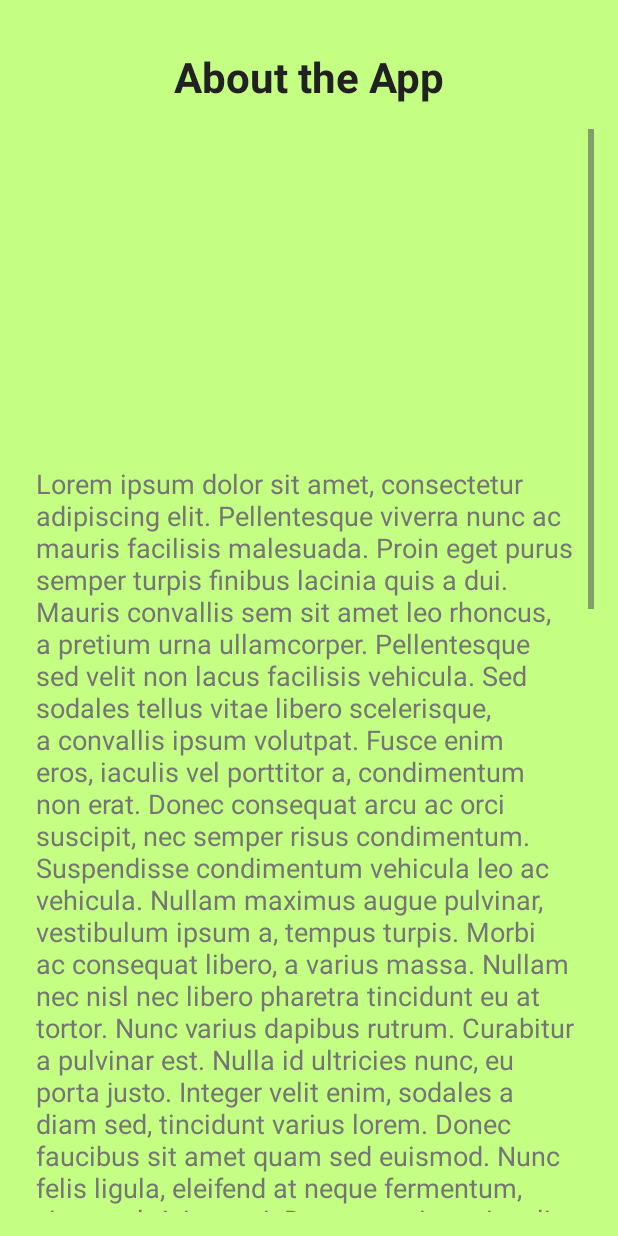
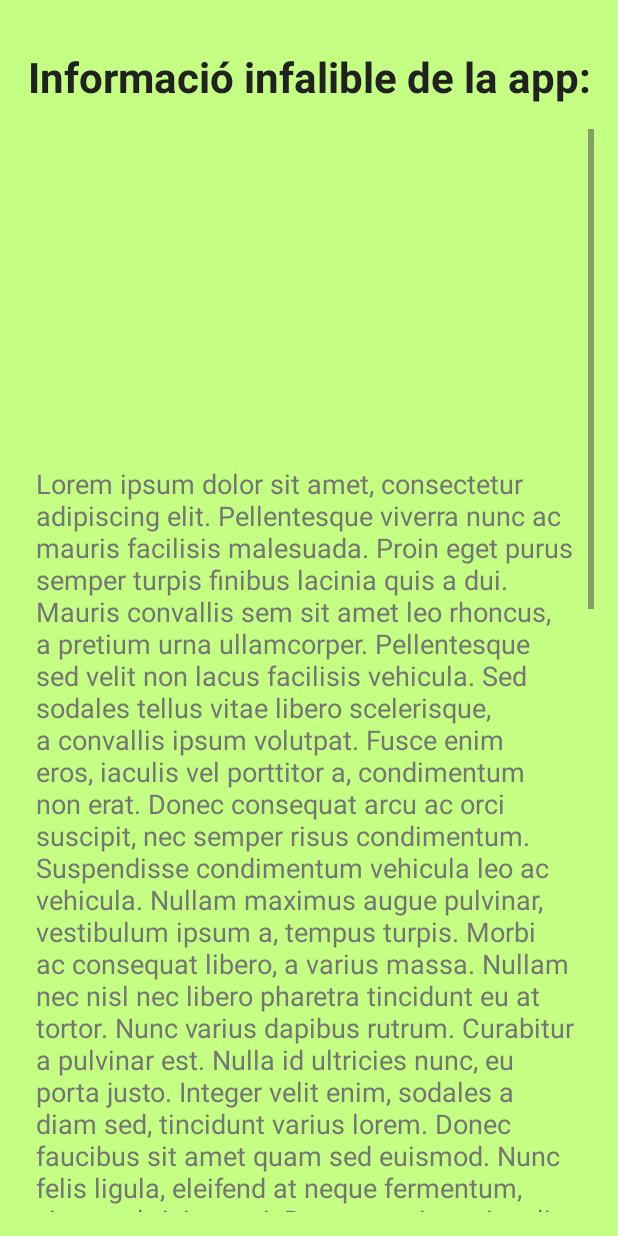
Before and after one commit to Trofias/QuizSports, an Android app: the InfoActivity screen opened directly, with no data from a screen before it, on a phone screen of 412 x 824 dp. Run offline under Robolectric (Android 15) with nearby library versions, the phone set to English and light mode, and no system bars.

Commit message:
V5 Jueves 12/03/2025 16:05h - Correcció de llenguatge

```diff
--- a/app/src/main/java/com/example/quizsports/GameActivity.java
+++ b/app/src/main/java/com/example/quizsports/GameActivity.java
@@ -172,7 +172,7 @@ public class GameActivity extends AppCompatActivity {
             currentQuestionIndex++;
         } else {
             // Mostrar resultado y guardar puntuación
-            String resultMessage = "Game Over, " + playerName + "! You got " + correctAnswersCount + " out of 10 correct.";
+            String resultMessage = "final de la partida, " + playerName + "! Has respós " + correctAnswersCount + " de 10 correctament.";
             statusMessage.setText(resultMessage);
             new SaveScoreTask().execute("http://172.20.10.2/guardar_puntuacion.php", playerName, String.valueOf(correctAnswersCount));
 
@@ -184,11 +184,11 @@ public class GameActivity extends AppCompatActivity {
     private void checkAnswer(RadioButton selected) {
         if (selected.getText().toString().equals(correctAnswer)) {
             selected.setBackgroundResource(R.color.correctAnswer);
-            Toast.makeText(this, "Correct!", Toast.LENGTH_SHORT).show();
+            Toast.makeText(this, "Correcte!", Toast.LENGTH_SHORT).show();
             correctAnswersCount++;
         } else {
             selected.setBackgroundResource(R.color.incorrectAnswer);
-            Toast.makeText(this, "Wrong! The correct answer was: " + correctAnswer, Toast.LENGTH_SHORT).show();
+            Toast.makeText(this, "Incorrecte! La resposta correcta era: " + correctAnswer, Toast.LENGTH_SHORT).show();
         }
         updateScoreCounter();
     }
--- a/app/src/main/java/com/example/quizsports/MainActivity.java
+++ b/app/src/main/java/com/example/quizsports/MainActivity.java
@@ -49,7 +49,7 @@ public class MainActivity extends AppCompatActivity {
 
     private void showNameDialog() {
         AlertDialog.Builder builder = new AlertDialog.Builder(this);
-        builder.setTitle("Enter your name");
+        builder.setTitle("Escriu el teu nom");
 
         final EditText input = new EditText(this);
         builder.setView(input);
--- a/app/src/main/res/layout/activity_info.xml
+++ b/app/src/main/res/layout/activity_info.xml
@@ -13,7 +13,7 @@
         android:id="@+id/infoTitle"
         android:layout_width="wrap_content"
         android:layout_height="wrap_content"
-        android:text="About the App"
+        android:text="Informació infalible de la app:"
         android:textSize="28sp"
         android:textColor="@color/textPrimary"
         android:textStyle="bold"
```
